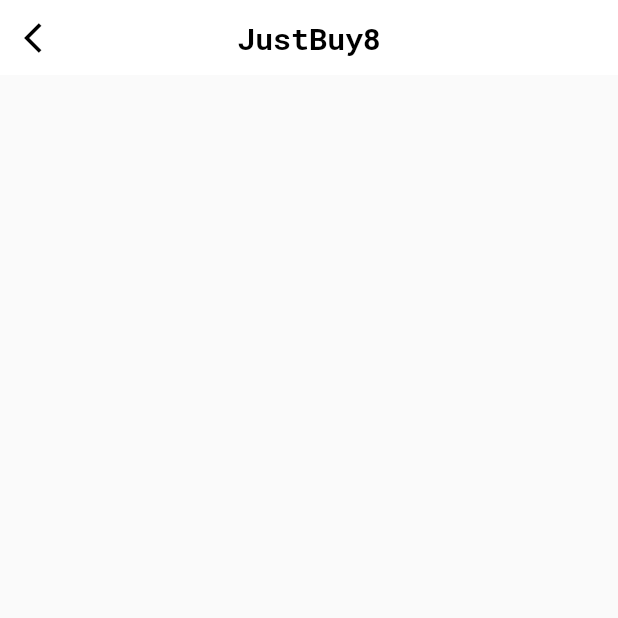
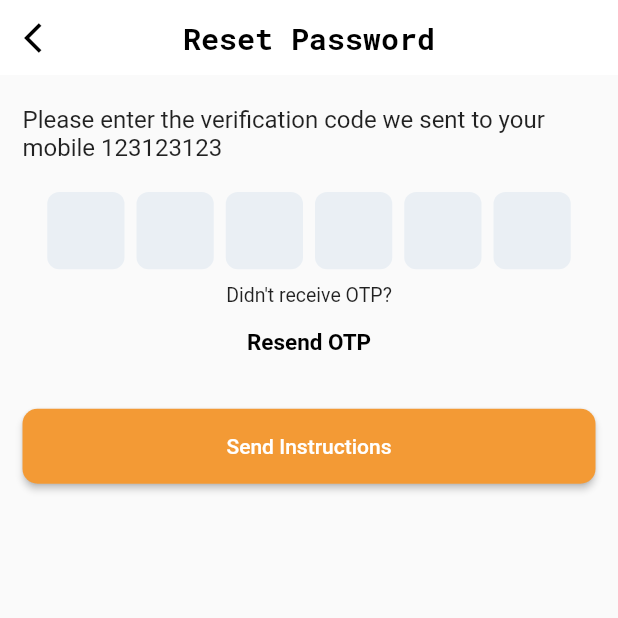
Before and after one commit to Justbuy8/JustBuy8-Mobile-App, a Flutter app: the screen it shows after launch, on a phone screen of 412 x 824 dp, the top half of it. Run offline on Flutter 3.47's test engine with Material 2 defaults, Android fonts, the phone set to English and light mode, and no system bars; drawn by our look-alikes of pinput; our stand-ins replace country_code_picker, flutter_screenutil, ionicons, nb_utils; Roboto replaces fonts that are missing (OpenSans-Light).

Commit message:
forget password and reset password screen

```diff
--- a/lib/constants/app_texts.dart
+++ b/lib/constants/app_texts.dart
@@ -11,4 +11,10 @@ class AppText {
   static const String alreadyHaveAnAccount = "Already have an account?";
 
   static const String signUp = "Sign Up";
+
+  static const String forgetPasswordTitle =
+      "Enter the email associated with your account and we\'ll send an email with instructions to reset your password.";
+  static const String forgetPasswordAppBarTitle = "Forget Password";
+  static const String sendInstruction = "Send Instructions";
+  static const String verifyText = "Verify";
 }
--- a/lib/main.dart
+++ b/lib/main.dart
@@ -2,6 +2,8 @@
 
 import 'package:flutter/material.dart';
 import 'package:flutter_screenutil/flutter_screenutil.dart';
+import 'package:justbuyeight/screens/authentication/forget_password_screen.dart';
+import 'package:justbuyeight/screens/authentication/reset_password_screen.dart';
 import 'package:justbuyeight/screens/authentication/signin_screen.dart';
 import 'package:justbuyeight/screens/authentication/signup_screen.dart';
 import 'package:justbuyeight/screens/home.dart';
@@ -32,7 +34,7 @@ class _MyAppState extends State<MyApp> {
           return const MaterialApp(
             debugShowCheckedModeBanner: false,
             title: 'JustBuy8',
-            home: Home(),
+            home: ResetPasswordScreen(),
           );
         });
   }
--- /dev/null
+++ b/lib/screens/authentication/reset_password_screen.dart
@@ -0,0 +1,67 @@
+import 'package:flutter/material.dart';
+import 'package:flutter/src/foundation/key.dart';
+import 'package:flutter/src/widgets/framework.dart';
+import 'package:flutter/src/widgets/placeholder.dart';
+import 'package:flutter_screenutil/flutter_screenutil.dart';
+import 'package:justbuyeight/constants/app_texts.dart';
+import 'package:justbuyeight/widgets/components/appbars/basic_appbar_widget.dart';
+import 'package:justbuyeight/widgets/components/buttons/primary_button.dart';
+import 'package:justbuyeight/widgets/components/otp/otp_widget.dart';
+import 'package:justbuyeight/widgets/components/text/secondary_text_widget.dart';
+import 'package:nb_utils/nb_utils.dart';
+
+class ResetPasswordScreen extends StatefulWidget {
+  const ResetPasswordScreen({Key? key}) : super(key: key);
+
+  @override
+  State<ResetPasswordScreen> createState() => _ResetPasswordScreenState();
+}
+
+class _ResetPasswordScreenState extends State<ResetPasswordScreen> {
+  final TextEditingController otpController = TextEditingController();
+
+  @override
+  void dispose() {
+    otpController.dispose();
+    super.dispose();
+  }
+
+  @override
+  Widget build(BuildContext context) {
+    return Scaffold(
+      appBar: const BasicAppbarWidget(
+        title: 'Reset Password',
+      ),
+      body: SafeArea(
+        child: Padding(
+          padding: EdgeInsets.only(left: 15.w, right: 15.w, bottom: 20.h),
+          child: Column(
+            children: [
+              SizedBox(
+                height: 20.h,
+              ),
+              const SecondaryTextWidget(
+                  text:
+                      'Please enter the verification code we sent to your mobile 123123123'),
+              SizedBox(
+                height: 20.h,
+              ),
+              OtpWidget(
+                controller: otpController,
+                length: 6,
+              ),
+              SizedBox(
+                height: 20.h,
+              ),
+              PrimaryButtonWidget(
+                  width: context.width(),
+                  height: 50.h,
+                  caption: AppText.sendInstruction,
+                  onPressed: () {}),
+            ],
+          ),
+        ),
+      ),
+    );
+  }
+}
```
Also changed, not shown: lib/screens/authentication/forget_password_screen.dart (added, +65 -0 lines).
